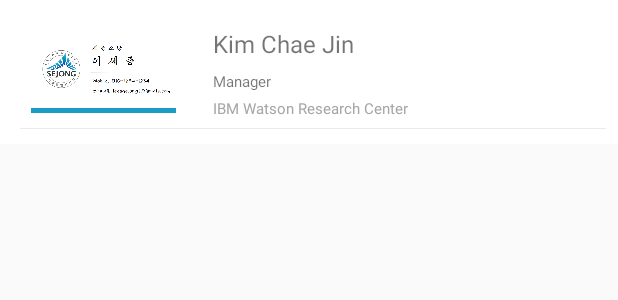
After one commit to nicewoong/woongmemeber, an Android app: the layout layout_item_mainlist.xml on its own in the app's theme, with its tools: preview values and no code run, on a phone screen of 412 x 824 dp. The commit adds this screen. Shown: the top 300 px of the screen. Run offline under Robolectric (Android 15) with nearby library versions, the phone set to English and light mode, and no system bars.

Commit message:
Created MainListFragment and MainListRecyclerAdapter

```diff
--- a/build.gradle
+++ b/build.gradle
@@ -24,11 +24,12 @@ android {
 dependencies {
     compile fileTree(dir: 'libs', include: ['*.jar'])
     compile project(':ahbottomnavigation')
+    // SlideAndDragListView library
     compile 'com.android.support:appcompat-v7:25.3.1'
     compile 'com.android.support:cardview-v7:25.3.1'
     compile 'com.android.support:design:25.3.1'
     compile 'com.android.support:support-v4:25.3.1'
     compile 'com.android.support:recyclerview-v7:25.3.1'
+    compile 'com.yydcdut.sdlv:sdlv:0.7.0'
     testCompile 'junit:junit:4.12'
-    compile 'com.yydcdut.sdlv:sdlv:0.7.0' // SlideAndDragListView library
 }
--- a/src/main/java/com/aurelhubert/ahbottomnavigation/demo/lounge/LoungeFragment.java
+++ b/src/main/java/com/aurelhubert/ahbottomnavigation/demo/lounge/LoungeFragment.java
@@ -71,7 +71,9 @@ public class LoungeFragment extends Fragment {
 
 	LoungeRecyclerAdapter adapter = new LoungeRecyclerAdapter(itemsData);
 	recyclerView.setAdapter(adapter);
+
 	}
+
 
 	/**
 	 * Refresh
--- /dev/null
+++ b/src/main/res/layout/layout_item_mainlist.xml
@@ -0,0 +1,94 @@
+<?xml version="1.0" encoding="utf-8"?>
+<LinearLayout xmlns:android="http://schemas.android.com/apk/res/android"
+    xmlns:map="http://schemas.android.com/apk/res-auto"
+    android:layout_width="match_parent"
+    android:layout_height="wrap_content"
+    android:orientation="vertical"
+    android:background="#FFFFFF"
+    android:paddingTop="10dp"
+    android:paddingBottom="10dp"
+    android:paddingLeft="8dp"
+    android:paddingRight="8dp">
+
+
+    <!-- 만난 시간 -->
+    <LinearLayout
+        android:orientation="horizontal"
+        android:layout_width="match_parent"
+        android:layout_height="wrap_content"
+        android:background="#FFFFFF"
+        android:gravity="center_vertical">
+
+
+        <ImageView
+            android:id="@+id/profile_image"
+            android:layout_width="122dp"
+            android:layout_height="75dp"
+            android:padding="10dp"
+            android:gravity="center"
+            android:scaleType="fitCenter"
+            android:src="@drawable/business_card_1" />
+
+        <LinearLayout
+            android:layout_width="match_parent"
+            android:layout_height="match_parent"
+            android:orientation="vertical">
+
+            <TextView
+                android:id="@+id/name"
+                android:layout_width="match_parent"
+                android:layout_height="wrap_content"
+                android:paddingLeft="2dp"
+                android:paddingRight="5dp"
+                android:paddingTop="8dp"
+                android:paddingBottom="5dp"
+                android:layout_marginLeft="10dp"
+                android:lineSpacingExtra="5dp"
+                android:textSize="16sp"
+                android:textStyle="normal"
+                android:text="Kim Chae Jin"/>
+
+            <TextView
+                android:id="@+id/role"
+                android:layout_width="match_parent"
+                android:layout_height="wrap_content"
+                android:padding="2dp"
+                android:layout_marginLeft="10dp"
+                android:lineSpacingExtra="5dp"
+                android:textStyle="normal"
+                android:textSize="10sp"
+                android:text="Manager"/>
+
+            <TextView
+                android:id="@+id/company"
+                android:layout_width="match_parent"
+                android:layout_height="wrap_content"
+                android:padding="2dp"
+                android:layout_marginLeft="10dp"
+                android:lineSpacingExtra="5dp"
+                android:textStyle="normal"
+                android:textSize="10sp"
+                android:textColor="#a7a6a6"
+                android:text="IBM Watson Research Center"/>
+
+
+
+        </LinearLayout>
+
+
+
+    </LinearLayout>
+
+    <!-- divider -->
+    <View
+        android:layout_width="match_parent"
+        android:layout_height="0.5dp"
+        android:layout_marginLeft="5dp"
+        android:background="#b2b2b2"
+        android:alpha="0.27"/>
+s
+
+
+
+
+</LinearLayout>
```
Also changed, not shown: src/main/java/com/aurelhubert/ahbottomnavigation/demo/mainlist/BusinessCardProfile.java (added, +20 -0 lines), src/main/java/com/aurelhubert/ahbottomnavigation/demo/mainlist/MainListFragment.java (added, +109 -0 lines), src/main/java/com/aurelhubert/ahbottomnavigation/demo/mainlist/MainListRecyclerAdapter.java (renamed from src/main/java/com/aurelhubert/ahbottomnavigation/demo/group/GroupRecyclerAdapter.java, +4 -4 lines), src/main/java/com/aurelhubert/ahbottomnavigation/demo/message/MessageRecyclerAdapter.java (deleted, +0 -51 lines), src/main/res/layout/fragment_main_list.xml (added, +14 -0 lines), src/main/res/drawable-hdpi/business_card_1.png (added), src/main/res/drawable-hdpi/business_card_2.png (added), src/main/res/drawable-hdpi/business_card_3.png (added), src/main/res/drawable-hdpi/business_card_4.png (added), 11 other files. Lines whose indentation alone changed are shown as unchanged.
